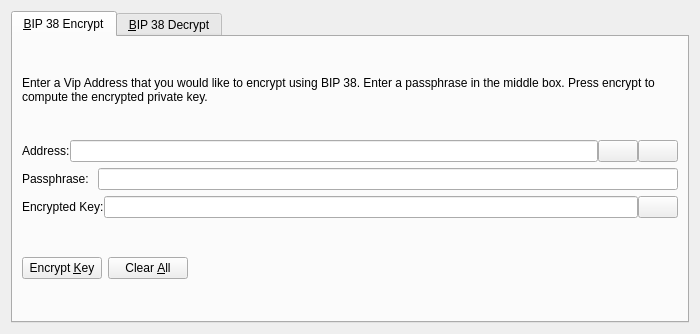
Above: src/qt/forms/bip38tooldialog.ui from vipcore/VIP-OLD before the change. Below: the same form after it.
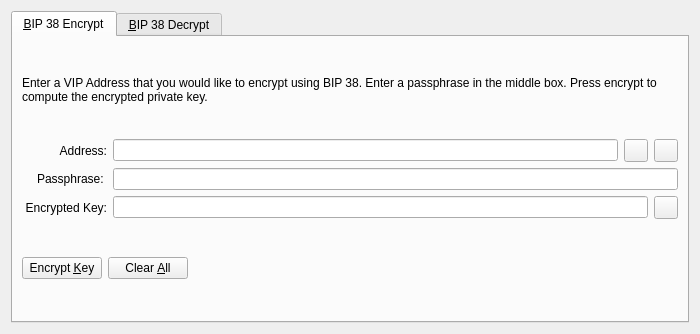
That is the form after the change. The open tabs and pages were chosen to show the change. Icons and pictures are not drawn. Custom widgets are drawn as their Qt base class.

What changed in the file:
```diff
--- a/src/qt/forms/bip38tooldialog.ui
+++ b/src/qt/forms/bip38tooldialog.ui
@@ -30,7 +30,7 @@
        <item>
         <widget class="QLabel" name="infoLabel_ENC">
          <property name="text">
-          <string>Enter a Vip Address that you would like to encrypt using BIP 38. Enter a passphrase in the middle box. Press encrypt to compute the encrypted private key.</string>
+          <string>Enter a VIP Address that you would like to encrypt using BIP 38. Enter a passphrase in the middle box. Press encrypt to compute the encrypted private key.</string>
          </property>
          <property name="textFormat">
           <enum>Qt::PlainText</enum>
@@ -42,11 +42,17 @@
        </item>
        <item>
         <layout class="QHBoxLayout" name="horizontalLayout_1_ENC">
-         <property name="spacing">
-          <number>0</number>
-         </property>
          <item>
           <widget class="QLabel" name="label_5">
+           <property name="alignment">
+            <set>Qt::AlignRight|Qt::AlignTrailing|Qt::AlignVCenter</set>
+           </property>
+           <property name="minimumSize">
+            <size>
+             <width>85</width>
+             <height>0</height>
+            </size>
+           </property>
            <property name="text">
             <string>Address:</string>
            </property>
@@ -60,7 +66,7 @@
           </widget>
          </item>
          <item>
-          <widget class="QPushButton" name="addressBookButton_ENC">
+          <widget class="QToolButton" name="addressBookButton_ENC">
            <property name="toolTip">
             <string>Choose previously used address</string>
            </property>
@@ -74,13 +80,10 @@
            <property name="shortcut">
             <string>Alt+A</string>
            </property>
-           <property name="autoDefault">
-            <bool>false</bool>
-           </property>
           </widget>
          </item>
          <item>
-          <widget class="QPushButton" name="pasteButton_ENC">
+          <widget class="QToolButton" name="pasteButton_ENC">
            <property name="toolTip">
             <string>Paste address from clipboard</string>
            </property>
@@ -94,9 +97,6 @@
            <property name="shortcut">
             <string>Alt+P</string>
            </property>
-           <property name="autoDefault">
-            <bool>false</bool>
-           </property>
           </widget>
          </item>
         </layout>
@@ -105,6 +105,15 @@
         <layout class="QHBoxLayout" name="horizontalLayout_5">
          <item>
           <widget class="QLabel" name="label_6">
+           <property name="alignment">
+            <set>Qt::AlignRight|Qt::AlignTrailing|Qt::AlignVCenter</set>
+           </property>
+           <property name="minimumSize">
+            <size>
+             <width>85</width>
+             <height>0</height>
+            </size>
+           </property>
            <property name="text">
             <string>Passphrase: </string>
            </property>
@@ -121,11 +130,17 @@
        </item>
        <item>
         <layout class="QHBoxLayout" name="horizontalLayout_2_ENC">
-         <property name="spacing">
-          <number>0</number>
-         </property>
          <item>
           <widget class="QLabel" name="encryptedKeyLabel_ENC">
+           <property name="alignment">
+            <set>Qt::AlignRight|Qt::AlignTrailing|Qt::AlignVCenter</set>
+           </property>
+           <property name="minimumSize">
+            <size>
+             <width>85</width>
+             <height>0</height>
+            </size>
+           </property>
            <property name="text">
             <string>Encrypted Key:</string>
            </property>
@@ -147,7 +162,7 @@
           </widget>
          </item>
          <item>
-          <widget class="QPushButton" name="copyKeyButton_ENC">
+          <widget class="QToolButton" name="copyKeyButton_ENC">
            <property name="toolTip">
             <string>Copy the current signature to the system clipboard</string>
            </property>
@@ -158,9 +173,6 @@
             <iconset resource="../vip.qrc">
              <normaloff>:/icons/editcopy</normaloff>:/icons/editcopy</iconset>
            </property>
-           <property name="autoDefault">
-            <bool>false</bool>
-           </property>
           </widget>
          </item>
         </layout>
```
Left out of the diff: 50 changed lines with no effect on the pictures.
